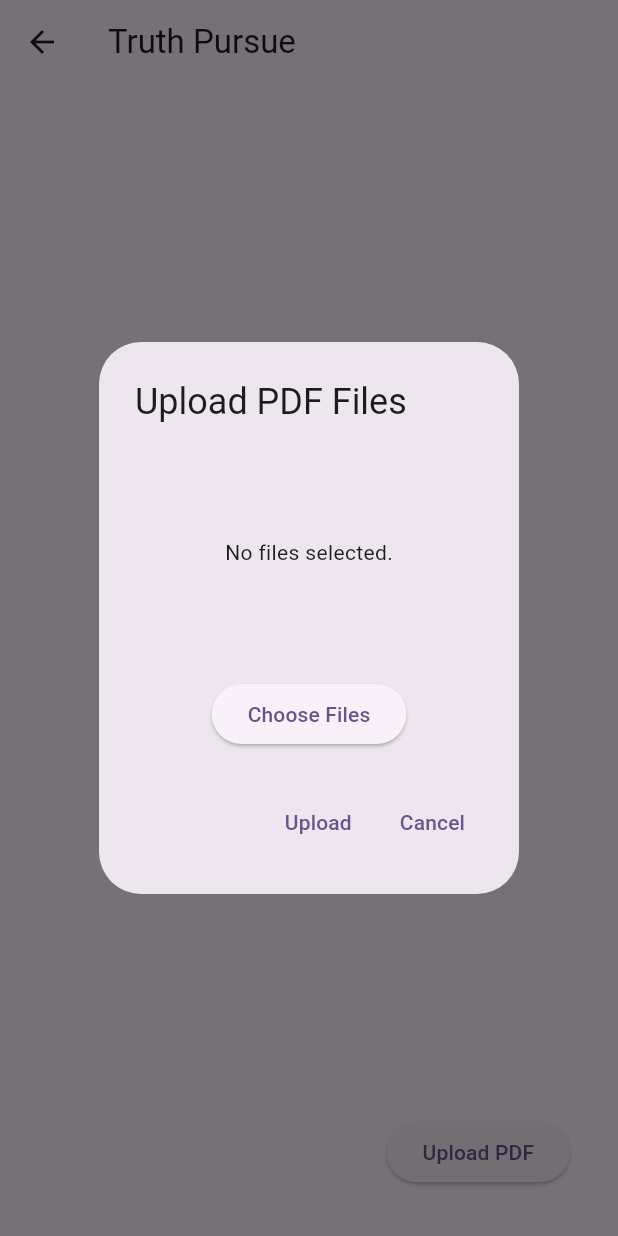
After one commit to motion3y3/canaanland, a Flutter app: the TruthPursueListPage screen opened directly, after a tap on "Upload PDF", on a phone screen of 412 x 824 dp. The commit adds this screen. Run offline on Flutter 3.47's test engine with Material 3 defaults, Android fonts, the phone set to English and light mode, and no system bars; our stand-ins replace cloud_firestore, file_picker, firebase_auth, firebase_core, firebase_storage, flutter_local_notifications and 1 more; missing offline and left inert: flutter_inappwebview, flutter_pdfview; accounts and stored records are empty.

Commit message:
created upload popup

```diff
--- /dev/null
+++ b/lib/widgets/uploadPopup.dart
@@ -0,0 +1,109 @@
+import 'package:flutter/material.dart';
+import 'package:file_picker/file_picker.dart';
+
+class UploadPopup extends StatefulWidget {
+  final Function(List<PlatformFile>) onFilesSelected;
+
+  UploadPopup({required this.onFilesSelected});
+
+  @override
+  _UploadPopupState createState() => _UploadPopupState();
+}
+
+class _UploadPopupState extends State<UploadPopup> {
+  List<PlatformFile> selectedFiles = [];
+  bool isUploading = false;
+
+  Future<void> _selectFiles() async {
+    try {
+      FilePickerResult? result = await FilePicker.platform.pickFiles(
+        type: FileType.custom,
+        allowedExtensions: ['pdf'],
+        allowMultiple: true,
+      );
+
+      if (result != null) {
+        setState(() {
+          selectedFiles = result.files;
+        });
+      } else {
+        // User canceled the picker
+        print('File selection canceled.');
+      }
+    } catch (e) {
+      // Handle any other errors
+      print('Error picking files: $e');
+    }
+  }
+
+  Future<void> _uploadFiles() async {
+    setState(() {
+      isUploading = true;
+    });
+
+    try {
+      // Simulate file upload
+      await Future.delayed(Duration(seconds: 2));
+      widget.onFilesSelected(selectedFiles);
+
+      setState(() {
+        selectedFiles = [];
+      });
+
+      Navigator.of(context).pop(); // Close the popup after uploading
+    } catch (e) {
+      print('Error uploading files: $e');
+    } finally {
+      setState(() {
+        isUploading = false;
+      });
+    }
+  }
+
+  @override
+  Widget build(BuildContext context) {
+    return AlertDialog(
+      title: Text('Upload PDF Files'),
+      content: Container(
+        height: 200.0,
+        child: Column(
+          mainAxisSize: MainAxisSize.min,
+          children: [
+            Expanded(
+              child: selectedFiles.isEmpty
+                  ? Center(child: Text('No files selected.'))
+                  : ListView.builder(
+                shrinkWrap: true,
+                itemCount: selectedFiles.length,
+                itemBuilder: (context, index) {
+                  return ListTile(
+                    title: Text(selectedFiles[index].name),
+                  );
+                },
+              ),
+            ),
+            SizedBox(height: 16.0),
+            ElevatedButton(
+              onPressed: _selectFiles,
+              child: Text('Choose Files'),
+            ),
+          ],
+        ),
+      ),
+      actions: [
+        TextButton(
+          onPressed: isUploading ? null : _uploadFiles,
+          child: isUploading
+              ? CircularProgressIndicator()
+              : Text('Upload'),
+        ),
+        TextButton(
+          onPressed: () {
+            Navigator.of(context).pop();
+          },
+          child: Text('Cancel'),
+        ),
+      ],
+    );
+  }
+}
```
Also changed, not shown: lib/view/admin.dart (+56 -1 lines), lib/view/reading.dart (+10 -10 lines).
